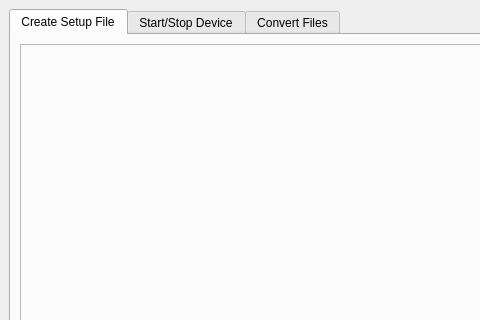
Old version of the form gui/designer_files/container.ui in the repository LowellInstruments/Domino; both pictures show x 0 to 480 and y 0 to 320 of the 800 by 615 pixel window.
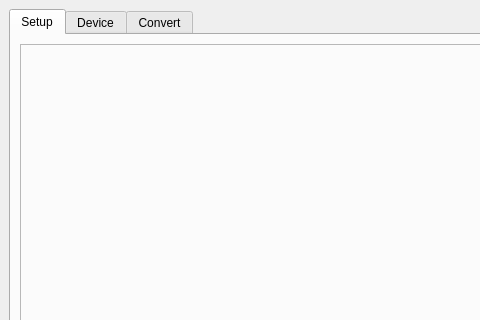
New version of the form. Icons and pictures are not drawn.

Commit message: change tab names

The edit to the form file:
```diff
--- a/gui/designer_files/container.ui
+++ b/gui/designer_files/container.ui
@@ -54,7 +54,7 @@
          <normaloff>:/icons/icons/icons8-services-48.png</normaloff>:/icons/icons/icons8-services-48.png</iconset>
        </attribute>
        <attribute name="title">
-        <string>Create Setup File</string>
+        <string>Setup</string>
        </attribute>
        <layout class="QGridLayout" name="gridLayout_2">
         <item row="0" column="0">
@@ -75,7 +75,7 @@
          <normaloff>:/icons/icons/usb.png</normaloff>:/icons/icons/usb.png</iconset>
        </attribute>
        <attribute name="title">
-        <string>Start/Stop Device</string>
+        <string>Device</string>
        </attribute>
        <layout class="QGridLayout" name="gridLayout_3">
         <item row="0" column="0">
@@ -96,7 +96,7 @@
          <normaloff>:/icons/icons/convert.png</normaloff>:/icons/icons/convert.png</iconset>
        </attribute>
        <attribute name="title">
-        <string>Convert Files</string>
+        <string>Convert</string>
        </attribute>
        <layout class="QGridLayout" name="gridLayout_4">
         <item row="0" column="0">
```
The commit also changes 2 other files.
